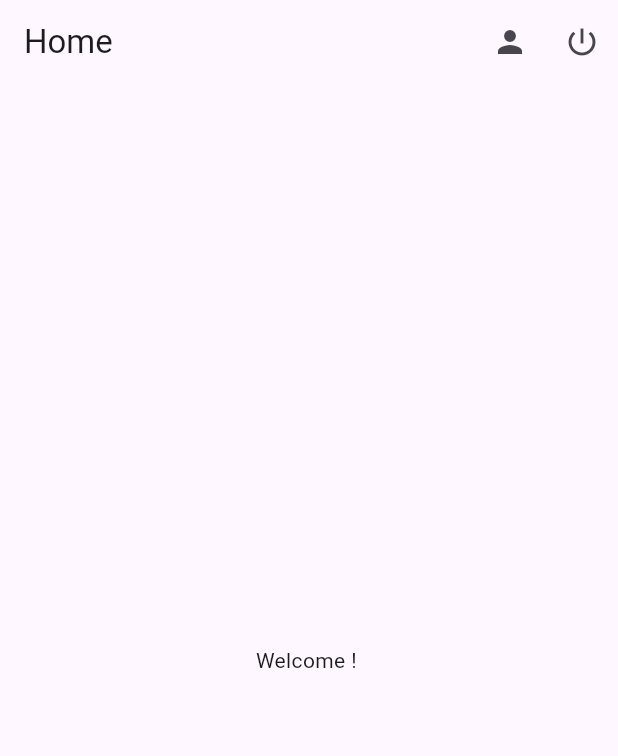
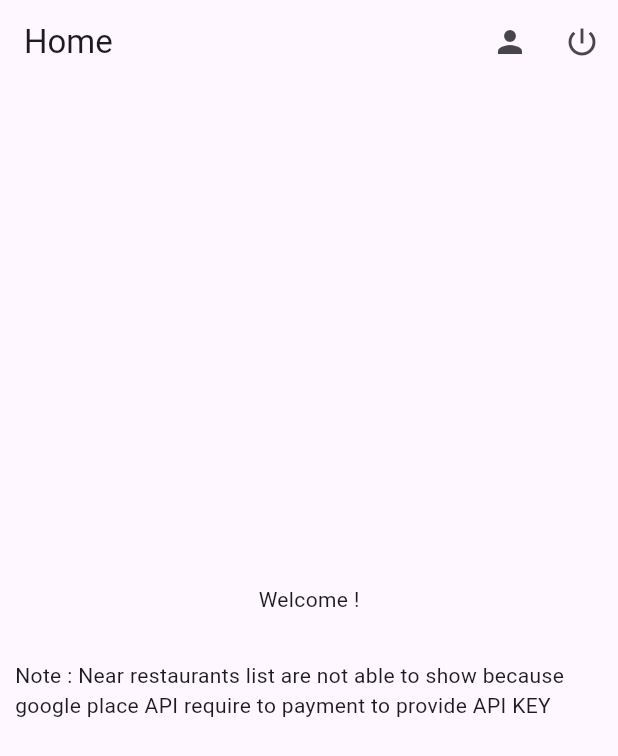
Before and after one commit to Priyank1401/RestaurantTask, a Flutter app: the HomeScreen screen opened directly, on a phone screen of 412 x 824 dp. Shown: the top 756 px of the screen. Run offline on Flutter 3.47's test engine with Material 3 defaults, Android fonts, the phone set to English and light mode, and no system bars; our stand-ins replace firebase_auth, firebase_core, geocoding, geolocator, google_sign_in; missing offline and left inert: flutter_facebook_auth, priyank; accounts and stored records are empty.

Commit message:
location

```diff
--- a/lib/screens/home.dart
+++ b/lib/screens/home.dart
@@ -1,5 +1,8 @@
 import 'package:firebase_auth/firebase_auth.dart';
 import 'package:flutter/material.dart';
+import 'package:geocoding/geocoding.dart';
+import 'package:geolocator/geolocator.dart';
+import 'package:priyank/constant_methods.dart';
 import 'package:restaurant_task/screens/login.dart';
 import 'package:restaurant_task/screens/profile.dart';
 
@@ -12,6 +15,7 @@ class HomeScreen extends StatefulWidget {
 
 class _HomeScreenState extends State<HomeScreen> {
   User? user;
+  Position? position;
 
   @override
   void initState() {
@@ -21,6 +25,33 @@ class _HomeScreenState extends State<HomeScreen> {
         user = FirebaseAuth.instance.currentUser;
       });
     });
+    _determinePosition();
+  }
+
+  Future<void> _determinePosition() async {
+    bool serviceEnabled;
+    LocationPermission permission;
+
+    serviceEnabled = await Geolocator.isLocationServiceEnabled();
+    if (!serviceEnabled) {
+      return Future.error('Location services are disabled.');
+    }
+
+    permission = await Geolocator.checkPermission();
+    if (permission == LocationPermission.denied) {
+      permission = await Geolocator.requestPermission();
+      if (permission == LocationPermission.denied) {
+        return Future.error('Location permissions are denied');
+      }
+    }
+
+    if (permission == LocationPermission.deniedForever) {
+      return Future.error('Location permissions are permanently denied, we cannot request permissions.');
+    }
+    ConstantMethods().showLoaderDialog(context, Colors.purple, message: 'Fetch location');
+    position = await Geolocator.getCurrentPosition();
+    setState(() {});
+    Navigator.pop(context);
   }
 
   @override
@@ -45,7 +76,19 @@ class _HomeScreenState extends State<HomeScreen> {
         ],
       ),
       body: Center(
-        child: Text('Welcome ! ${user?.email}'),
+        child: Column(
+          mainAxisAlignment: MainAxisAlignment.center,
+          children: [
+            Text('Welcome !'),
+            user != null ? Text('${user?.email}') : SizedBox(),
+            position != null ? Text('Latitude: ${position!.latitude}') : SizedBox(),
+            position != null ? Text('Longitude: ${position!.longitude}') : SizedBox(),
+            Padding(
+              padding: const EdgeInsets.all(10),
+              child: Text('Note : Near restaurants list are not able to show because google place API require to payment to provide API KEY'),
+            ),
+          ],
+        ),
       ),
     );
   }
--- a/pubspec.yaml
+++ b/pubspec.yaml
@@ -40,6 +40,8 @@ dependencies:
   firebase_auth: ^5.1.1
   google_sign_in: ^6.2.1
   flutter_facebook_auth: ^7.0.1
+  geolocator: ^12.0.0
+  geocoding: ^3.0.0
 
 dev_dependencies:
   flutter_test:
```
Also changed, not shown: pubspec.lock, 1 other file.
